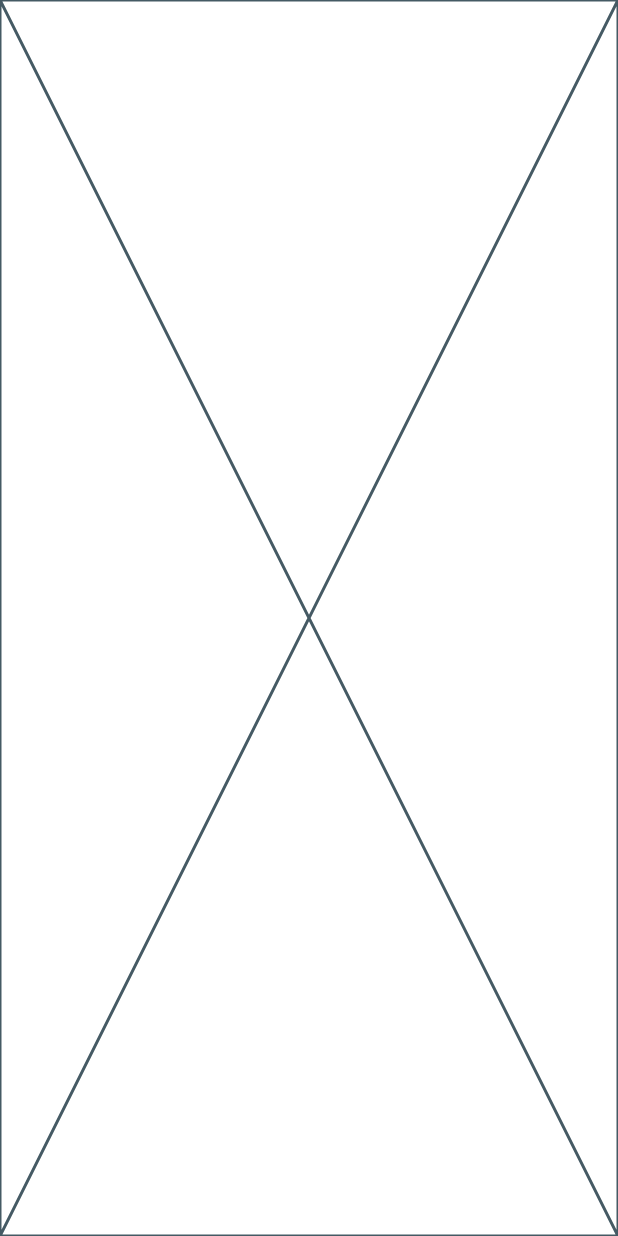
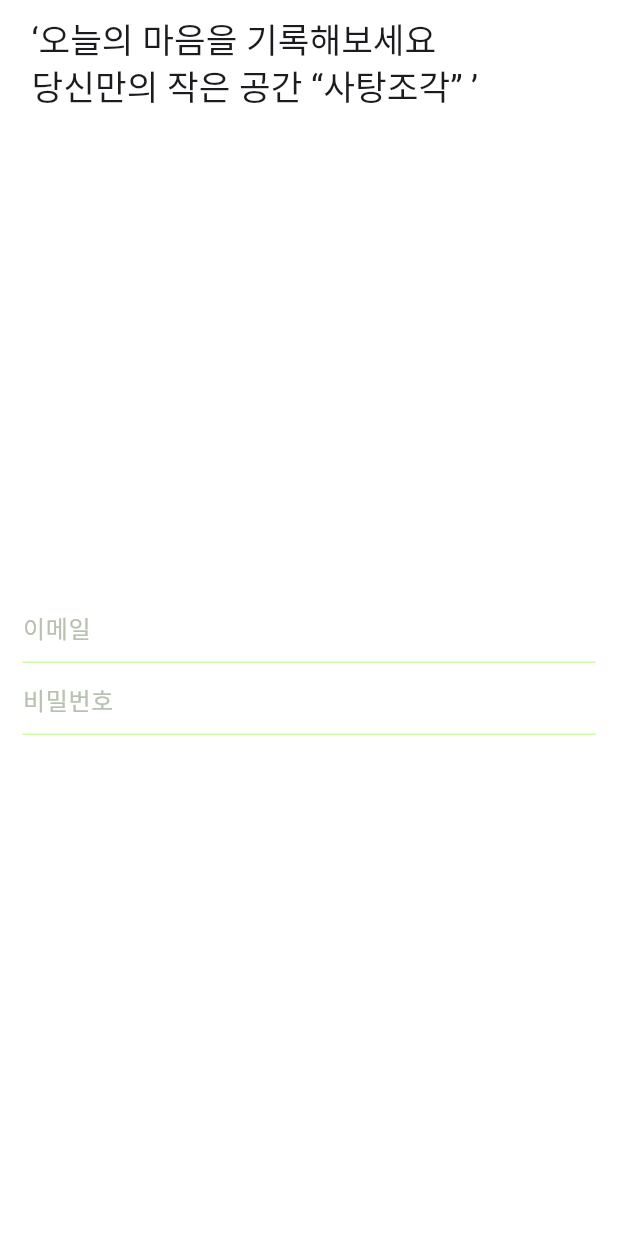
Before and after one commit to dahyeon-da/Canday, a Flutter app: the screen it shows after launch, after a tap on "기존 계정으로 로그인하기", on a phone screen of 412 x 824 dp. Run offline on Flutter 3.47's test engine with Material 3 defaults, Android fonts, the phone set to English and light mode, and no system bars; our stand-ins replace get, get_storage; Roboto replaces fonts that are missing (handWritten1).

Commit message:
✨ feat: 로그인 페이지 생성 #3

```diff
--- a/canday_frontend/lib/src/screen/auth/login.dart
+++ b/canday_frontend/lib/src/screen/auth/login.dart
@@ -10,6 +10,77 @@ class Login extends StatefulWidget {
 class _LoginState extends State<Login> {
   @override
   Widget build(BuildContext context) {
-    return const Placeholder();
+    return Scaffold(
+        backgroundColor: Colors.white,
+        appBar: AppBar(
+          automaticallyImplyLeading: false,
+          backgroundColor: Colors.white,
+          toolbarHeight: 80,
+          title: Row(
+            children: [
+              Container(width: 5),
+              Column(
+                crossAxisAlignment: CrossAxisAlignment.start,
+                children: [
+                  Container(height: 5),
+                  Text(
+                    "‘오늘의 마음을 기록해보세요",
+                    style: TextStyle(fontSize: 23, fontFamily: "handWritten1"),
+                  ),
+                  Text(
+                    "당신만의 작은 공간 “사탕조각” ’",
+                    style: TextStyle(fontSize: 23, fontFamily: "handWritten1"),
+                  )
+                ],
+              ),
+            ],
+          ),
+        ),
+        body: Column(
+          mainAxisAlignment: MainAxisAlignment.center,
+          children: [
+            // 이메일 입력창
+            Container(
+              margin: EdgeInsets.fromLTRB(15, 0, 15, 0),
+              child: TextFormField(
+                // controller: _userEmailAdressController,
+                keyboardType: TextInputType.emailAddress,
+                decoration: InputDecoration(
+                  hintText: "이메일",
+                  hintStyle:
+                      TextStyle(color: Color.fromRGBO(184, 194, 176, 100)),
+                  enabledBorder: UnderlineInputBorder(
+                      borderSide: BorderSide(
+                          color: Color.fromRGBO(206, 250, 163, 1), width: 1)),
+                  focusedBorder: UnderlineInputBorder(
+                      borderSide: BorderSide(
+                          color: Color.fromRGBO(132, 219, 46, 1), width: 2)),
+                ),
+              ),
+            ),
+
+            // 비밀번호 입력창
+            Container(
+              margin: EdgeInsets.fromLTRB(15, 0, 15, 0),
+              child: TextFormField(
+                // controller: _userPasswordController,
+                keyboardType: TextInputType.visiblePassword,
+                obscureText: true,
+                decoration: InputDecoration(
+                  hintText: "비밀번호",
+                  hintStyle:
+                      TextStyle(color: Color.fromRGBO(184, 194, 176, 100)),
+                  enabledBorder: UnderlineInputBorder(
+                      borderSide: BorderSide(
+                          color: Color.fromRGBO(206, 250, 163, 1), width: 1)),
+                  focusedBorder: UnderlineInputBorder(
+                      borderSide: BorderSide(
+                          color: Color.fromRGBO(132, 219, 46, 1), width: 2)),
+                ),
+              ),
+            ),
+            Container(height: 20)
+          ],
+        ));
   }
 }
```
